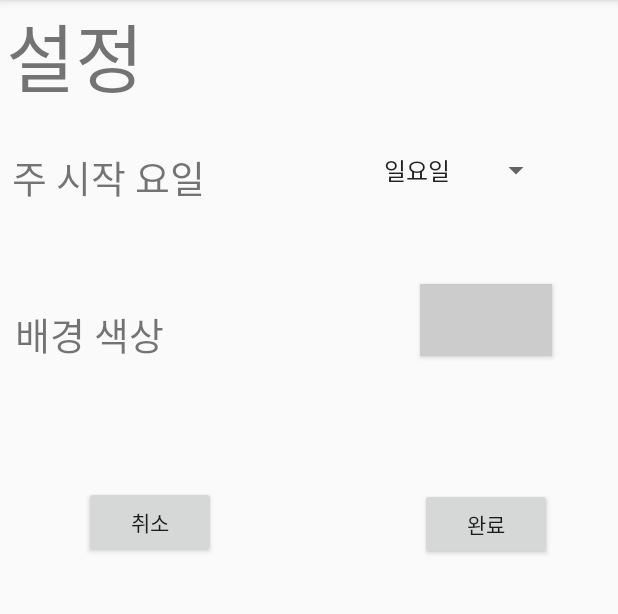
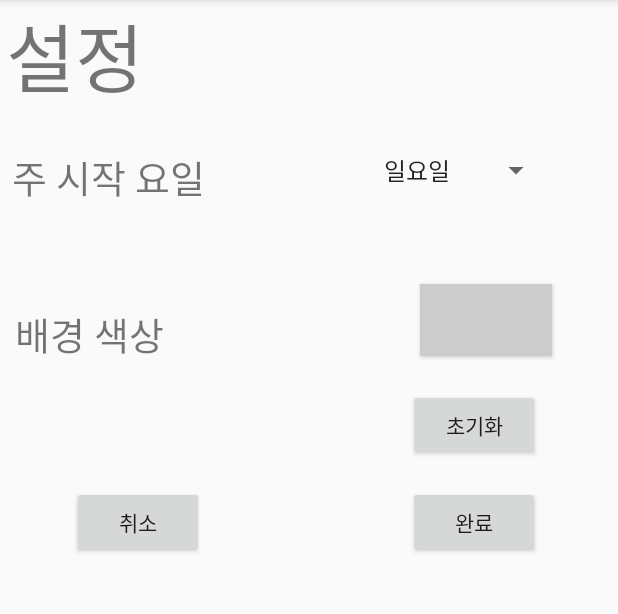
Before and after one commit to SILLASYSTEMPBL/AutoCalendarApp, an Android app: the SettingActivity screen opened directly, with no data from a screen before it, on a phone screen of 412 x 824 dp, the part 84-698 px from its top. Run offline under Robolectric (Android 15) with nearby library versions, the phone set to English and light mode, and no system bars.

Commit message:
'resetButton_done'

```diff
--- a/app/src/main/java/com/cookandroid/calendar/ScheduleActivity.java
+++ b/app/src/main/java/com/cookandroid/calendar/ScheduleActivity.java
@@ -191,6 +191,7 @@ public class ScheduleActivity extends AppCompatActivity {
                 diaryNotification(calendar,alarm);
 
                 sqlDB = database.getWritableDatabase();
+
                 System.out.println(startdate);
                 sqlDB.execSQL("INSERT INTO scheduleTable VALUES('"+startdate+"','"+enddate+"','"+title+"','"+alarm+"','"+memo+"','"+starttime+"','"+endtime+"','"+color+"','"+settime+"'); ");
                 sqlDB.close();
--- a/app/src/main/res/layout/setting.xml
+++ b/app/src/main/res/layout/setting.xml
@@ -20,6 +20,22 @@
         app:layout_constraintRight_toRightOf="parent"
         app:layout_constraintTop_toTopOf="parent"
         app:layout_constraintVertical_bias="0.45" />
+
+    <Button
+        android:id="@+id/button5"
+        android:layout_width="wrap_content"
+        android:layout_height="wrap_content"
+        android:layout_marginEnd="52dp"
+        android:layout_marginRight="52dp"
+        android:text="초기화"
+        app:layout_constraintBottom_toBottomOf="parent"
+        app:layout_constraintEnd_toEndOf="parent"
+        app:layout_constraintHorizontal_bias="1.0"
+        app:layout_constraintLeft_toLeftOf="parent"
+        app:layout_constraintRight_toRightOf="parent"
+        app:layout_constraintStart_toStartOf="parent"
+        app:layout_constraintTop_toTopOf="parent"
+        app:layout_constraintVertical_bias="0.36" />
 
     <TextView
         android:layout_width="95sp"
@@ -86,15 +102,15 @@
         android:id="@+id/button4"
         android:layout_width="wrap_content"
         android:layout_height="wrap_content"
-        android:layout_marginEnd="44dp"
-        android:layout_marginRight="44dp"
+        android:layout_marginEnd="52dp"
+        android:layout_marginRight="52dp"
         android:text="완료"
         app:layout_constraintBottom_toBottomOf="parent"
         app:layout_constraintEnd_toEndOf="parent"
         app:layout_constraintLeft_toLeftOf="parent"
         app:layout_constraintRight_toRightOf="parent"
         app:layout_constraintTop_toTopOf="parent"
-        app:layout_constraintVertical_bias="0.452" />
+        app:layout_constraintVertical_bias="0.45" />
 
     <Button
         android:id="@+id/button3"
```
Also changed, not shown: app/src/main/java/com/cookandroid/calendar/SettingActivity.java (+27 -6 lines).
